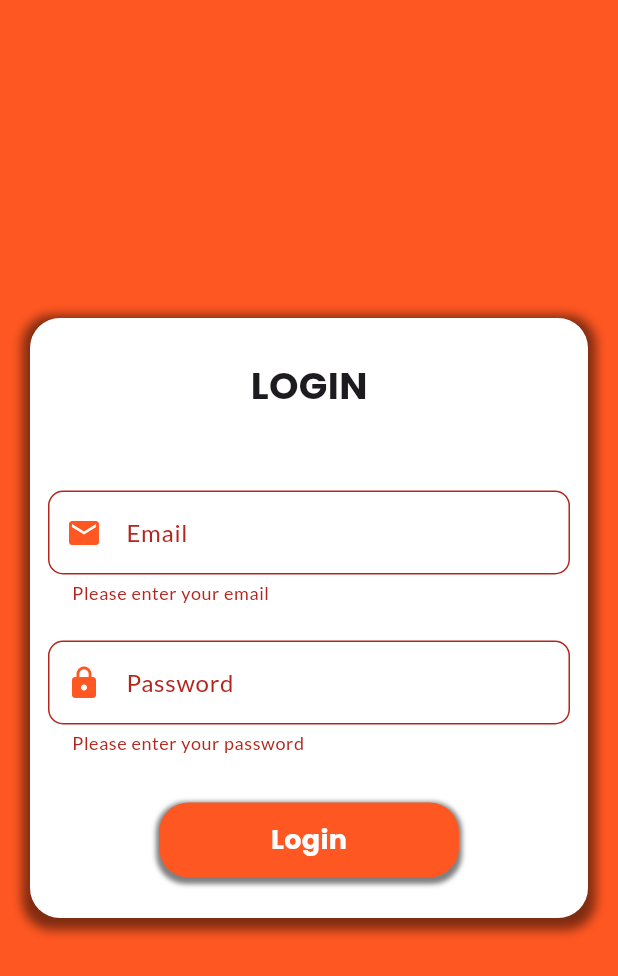
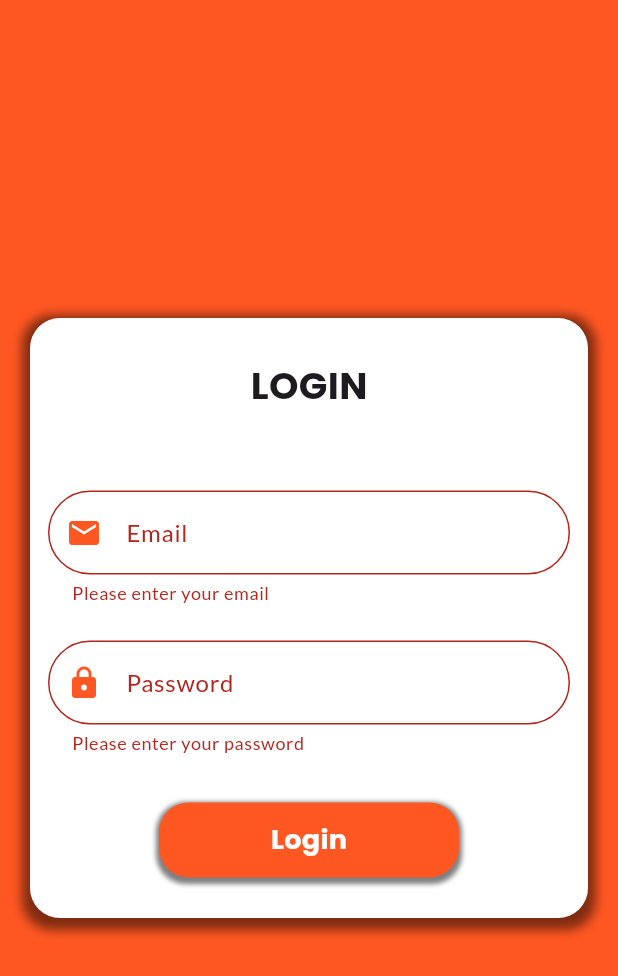
Before and after one commit to HiranthaDissanayake/Orders-Delivery-app, a Flutter app: the Login screen opened directly, after a tap on "Login", on a phone screen of 412 x 824 dp. Shown: the top 976 px of the screen. Run offline on Flutter 3.47's test engine with Material 3 defaults, Android fonts, the phone set to English and light mode, and no system bars; our stand-ins replace google_fonts, lottie.

Commit message:
Created Api on frontend for login function

```diff
--- a/red_dress_delevery/frontend/lib/Pages/Login.dart
+++ b/red_dress_delevery/frontend/lib/Pages/Login.dart
@@ -1,5 +1,6 @@
 import 'package:flutter/material.dart';
 import 'package:red_dress_delevery/Pages/home.dart';
+import 'package:red_dress_delevery/services/Api.dart';
 
 class Login extends StatefulWidget {
   const Login({super.key});
@@ -9,6 +10,9 @@ class Login extends StatefulWidget {
 }
 
 class _LoginState extends State<Login> {
+
+  final TextEditingController _emailController = TextEditingController();
+  final TextEditingController _passwordController = TextEditingController();
 
 
   final _formkey = GlobalKey<FormState>();
@@ -63,7 +67,7 @@ class _LoginState extends State<Login> {
                           },
                           decoration: InputDecoration(
                             border: OutlineInputBorder(
-                              borderRadius: BorderRadius.circular(10),
+                              borderRadius: BorderRadius.circular(30),
                             ),
                             labelText: "Email",
                             prefixIcon: Icon(Icons.email, color: Colors.deepOrange,),
@@ -83,7 +87,7 @@ class _LoginState extends State<Login> {
                           },
                           decoration: InputDecoration(
                             border: OutlineInputBorder(
-                              borderRadius: BorderRadius.circular(10),
+                              borderRadius: BorderRadius.circular(30),
                             ),
                             labelText: "Password",
                             prefixIcon: Icon(Icons.lock, color: Colors.deepOrange,),
@@ -96,7 +100,13 @@ class _LoginState extends State<Login> {
                         child: GestureDetector(
                           onTap: (){
                             if (_formkey.currentState!.validate()){
-                              Navigator.push(context, MaterialPageRoute(builder: (context)=> Home()));
+
+                              var data = {
+                                "email": _emailController.text,
+                                "password": _passwordController.text
+                              };
+
+                              Api().login(data, context);
                             }
                           },
                           child: Container(
--- a/red_dress_delevery/frontend/lib/Pages/home.dart
+++ b/red_dress_delevery/frontend/lib/Pages/home.dart
@@ -221,6 +221,11 @@ class _HomeState extends State<Home> {
                     Expanded(
                       child: PageView.builder(
                         controller: _pageController,
+                        onPageChanged: (index) {
+                          setState(() {
+                            isOrders = index;
+                          });
+                        },
                         itemCount: 2,
                         itemBuilder: (context, index) {
                           return Container(
--- a/red_dress_delevery/frontend/lib/main.dart
+++ b/red_dress_delevery/frontend/lib/main.dart
@@ -23,7 +23,7 @@ class MyApp extends StatelessWidget {
           bodyMedium: GoogleFonts.poppins(textStyle: textTheme.bodyMedium),
         ),
       ),
-      home: Home(),
+      home: SplashScreen(),
     );
   }
 }
--- a/red_dress_delevery/frontend/pubspec.yaml
+++ b/red_dress_delevery/frontend/pubspec.yaml
@@ -36,6 +36,7 @@ dependencies:
   cupertino_icons: ^1.0.8
   lottie: ^3.3.1
   google_fonts: ^6.2.1
+  http: ^1.3.0
 
 dev_dependencies:
   flutter_test:
```
Also changed, not shown: red_dress_delevery/frontend/lib/services/Api.dart (added, +49 -0 lines), red_dress_delevery/frontend/pubspec.lock.
